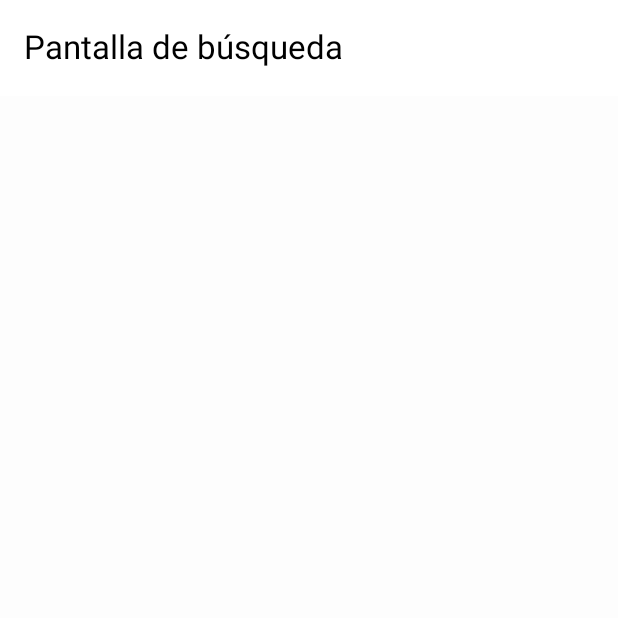
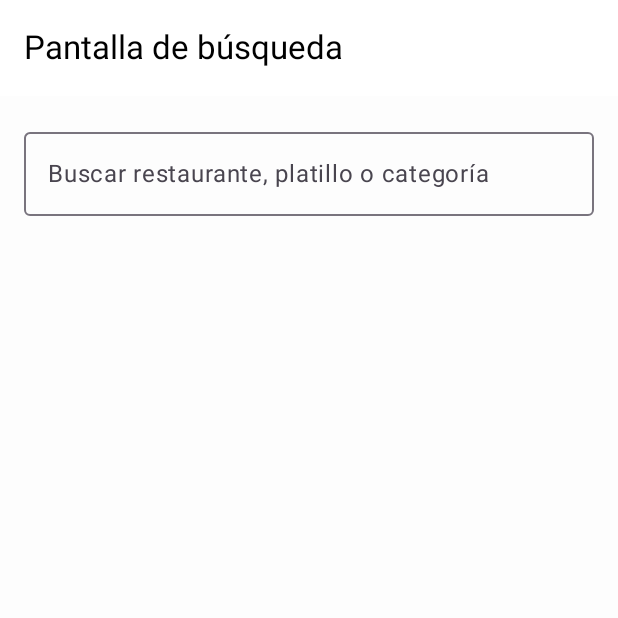
Before and after one commit to AlejandroFV74/Taller_2_PDM, an Android app built with Jetpack Compose: the composable SearchScreen shown on its own in the app's theme, on a phone screen of 412 x 824 dp, the top half of it. Run offline under Robolectric (Android 15) with nearby library versions, the phone set to English and light mode, and no system bars; 4 statements that could not run were skipped.

Commit message:
search screen logic added

```diff
--- a/FoodSpotByAgarcia/app/src/main/java/com/pdmtaller2/AbrahamFlores_00067323/navigation/NavGraph.kt
+++ b/FoodSpotByAgarcia/app/src/main/java/com/pdmtaller2/AbrahamFlores_00067323/navigation/NavGraph.kt
@@ -30,7 +30,6 @@ fun NavGraph(startDestination: String = Routes.HOME) {
 
     Scaffold(
         bottomBar = {
-            // Mostrar la barra inferior solo si esta en pantallas principales
             val currentRoute = navController.currentBackStackEntryAsState().value?.destination?.route
             if (currentRoute == Routes.HOME || currentRoute == Routes.ORDER || currentRoute == Routes.SEARCH) {
                 BottomNavigationBar(navController = navController)
@@ -57,7 +56,7 @@ fun NavGraph(startDestination: String = Routes.HOME) {
             OrderScreen()
         }
         composable(Routes.SEARCH) {
-            SearchScreen()
+            SearchScreen(navController = navController)
         }
         }
     }
--- a/FoodSpotByAgarcia/app/src/main/java/com/pdmtaller2/AbrahamFlores_00067323/screens/HomeScreen.kt
+++ b/FoodSpotByAgarcia/app/src/main/java/com/pdmtaller2/AbrahamFlores_00067323/screens/HomeScreen.kt
@@ -53,10 +53,10 @@ fun HomeScreen(navController: NavController) {
         LazyColumn(modifier = Modifier
             .fillMaxSize()
             .padding(innerPadding)
-            .padding(16.dp)) {
+            .padding(14.dp)) {
             grouped.forEach { (category, restaurants) ->
                 item {
-                    Spacer(modifier = Modifier.height(25.dp))
+                    Spacer(modifier = Modifier.height(24.dp))
                     Divider(thickness = 1.dp, color = Color.LightGray)
 
                     Text(category,
--- a/FoodSpotByAgarcia/app/src/main/java/com/pdmtaller2/AbrahamFlores_00067323/screens/SearchScreen.kt
+++ b/FoodSpotByAgarcia/app/src/main/java/com/pdmtaller2/AbrahamFlores_00067323/screens/SearchScreen.kt
@@ -7,18 +7,75 @@ import androidx.compose.material3.Scaffold
 import androidx.compose.material3.Text
 import androidx.compose.material3.TopAppBar
 import androidx.compose.runtime.Composable
+import androidx.compose.runtime.mutableStateOf
 import androidx.compose.ui.Modifier
+import androidx.compose.ui.tooling.preview.Preview
+import androidx.navigation.NavController
+import androidx.compose.foundation.layout.*
+import androidx.compose.foundation.lazy.LazyColumn
+import androidx.compose.material3.*
+import androidx.compose.runtime.*
+import androidx.compose.ui.unit.dp
+import com.pdmtaller2.AbrahamFlores_00067323.data.sampleRestaurants
+import com.pdmtaller2.AbrahamFlores_00067323.components.RestaurantCard
+import androidx.compose.foundation.lazy.items
+
+
 
 @OptIn(ExperimentalMaterial3Api::class)
 @Composable
-fun SearchScreen() {
+fun SearchScreen(navController: NavController) {
+    var query by remember { mutableStateOf("") }
+
+    val filteredRestaurants = remember(query) {
+        if (query.isBlank()) {
+            emptyList()
+        } else {
+            sampleRestaurants.filter { restaurant ->
+                val matchesName = restaurant.name.contains(query, ignoreCase = true)
+                val matchesCategory = restaurant.category.contains(query, ignoreCase = true)
+                val matchesDishes = restaurant.menu.any { dish ->
+                    dish.name.contains(query, ignoreCase = true)
+                }
+                matchesName || matchesCategory || matchesDishes
+            }
+        }
+    }
+
     Scaffold(
         topBar = {
-            TopAppBar(title = { Text("Pantalla de búsqueda") })
+            TopAppBar(
+                title = { Text("Pantalla de búsqueda") }
+            )
         }
     ) { innerPadding ->
-        Box(modifier = Modifier.padding(innerPadding)) {
-            // Contenido opcional
+        Column(
+            modifier = Modifier
+                .padding(innerPadding)
+                .padding(16.dp)
+                .fillMaxSize()
+        ) {
+            OutlinedTextField(
+                value = query,
+                onValueChange = { query = it },
+                label = { Text("Buscar restaurante, platillo o categoría") },
+                modifier = Modifier.fillMaxWidth()
+            )
+
+            Spacer(modifier = Modifier.height(16.dp))
+
+            if (filteredRestaurants.isEmpty()) {
+                Text("No se encontraron resultados.")
+            } else {
+                LazyColumn {
+                    items(filteredRestaurants) { restaurant ->
+                        RestaurantCard(restaurant = restaurant) {
+                            navController.navigate("menu/${restaurant.id}")
+                        }
+                        Spacer(modifier = Modifier.height(12.dp))
+                    }
+                }
+            }
         }
     }
 }
```
Also changed, not shown: FoodSpotByAgarcia/app/src/main/java/com/pdmtaller2/AbrahamFlores_00067323/data/SampleData.kt (+61 -5 lines).
